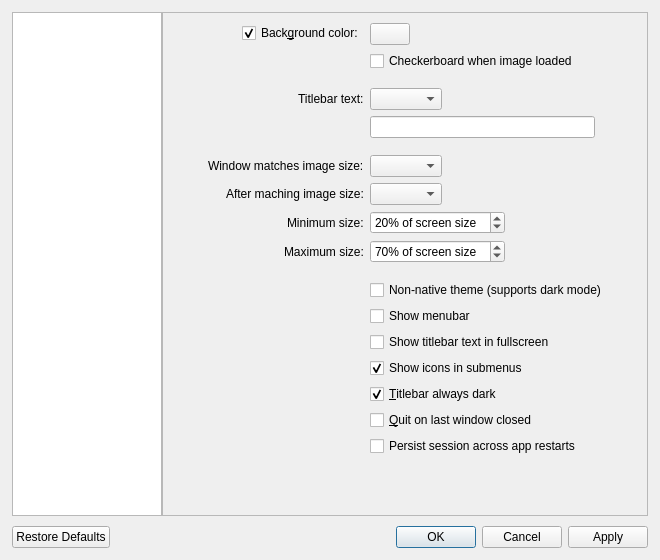
Qt form src/qvoptionsdialog.ui (jurplel/qView) before a commit.
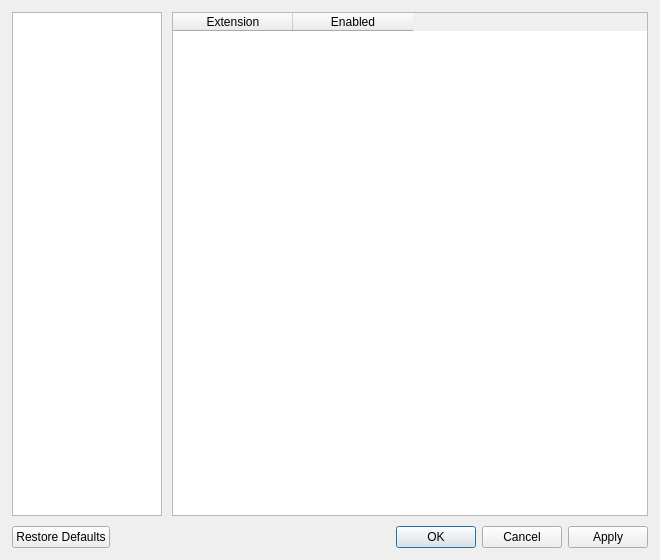
The same form after that commit. The open tabs and pages were chosen to show the change.

Commit message: Ability to disable loading certain file extensions.

Patch:
```diff
--- a/src/qvoptionsdialog.ui
+++ b/src/qvoptionsdialog.ui
@@ -1207,6 +1207,69 @@
          </layout>
         </widget>
        </widget>
+       <widget class="QWidget" name="formats">
+        <layout class="QVBoxLayout" name="formatsLayout">
+         <property name="leftMargin">
+          <number>10</number>
+         </property>
+         <property name="topMargin">
+          <number>0</number>
+         </property>
+         <property name="rightMargin">
+          <number>0</number>
+         </property>
+         <property name="bottomMargin">
+          <number>0</number>
+         </property>
+         <item>
+          <widget class="QTableWidget" name="formatsTable">
+           <property name="editTriggers">
+            <set>QAbstractItemView::NoEditTriggers</set>
+           </property>
+           <property name="alternatingRowColors">
+            <bool>true</bool>
+           </property>
+           <property name="selectionMode">
+            <enum>QAbstractItemView::SingleSelection</enum>
+           </property>
+           <property name="selectionBehavior">
+            <enum>QAbstractItemView::SelectRows</enum>
+           </property>
+           <property name="showGrid">
+            <bool>false</bool>
+           </property>
+           <property name="rowCount">
+            <number>0</number>
+           </property>
+           <property name="columnCount">
+            <number>2</number>
+           </property>
+           <attribute name="horizontalHeaderCascadingSectionResizes">
+            <bool>true</bool>
+           </attribute>
+           <attribute name="horizontalHeaderDefaultSectionSize">
+            <number>120</number>
+           </attribute>
+           <attribute name="horizontalHeaderHighlightSections">
+            <bool>false</bool>
+           </attribute>
+           <attribute name="verticalHeaderVisible">
+            <bool>false</bool>
+           </attribute>
+           <column>
+            <property name="text">
+             <string>Extension</string>
+            </property>
+           </column>
+           <column>
+            <property name="text">
+             <string>Enabled</string>
+            </property>
+           </column>
+          </widget>
+         </item>
+        </layout>
+       </widget>
       </widget>
      </item>
     </layout>
```
The commit also changes 8 other files.
